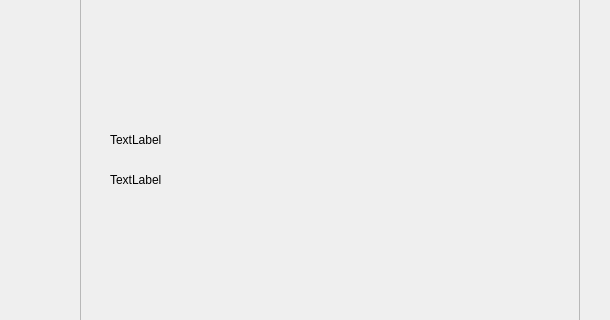
First picture: the form in select.ui, repository zheguabaoshuma/qtrg, before the edit; both pictures show x 750 to 1360 and y 217 to 537 of the 1360 by 640 pixel window.
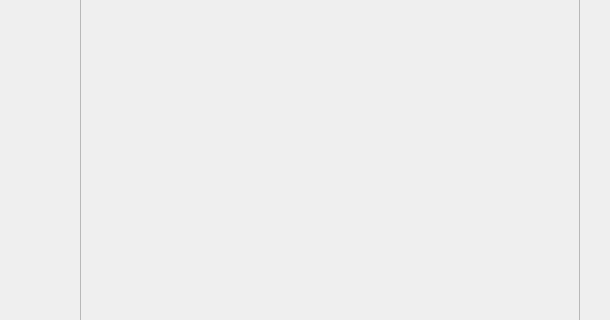
Second picture: the form after the edit.

```diff
--- a/select.ui
+++ b/select.ui
@@ -74,7 +74,7 @@
      </rect>
     </property>
     <property name="text">
-     <string>TextLabel</string>
+     <string/>
     </property>
    </widget>
    <widget class="QLabel" name="songinfolabel">
@@ -87,7 +87,7 @@
      </rect>
     </property>
     <property name="text">
-     <string>TextLabel</string>
+     <string/>
     </property>
    </widget>
   </widget>
```
